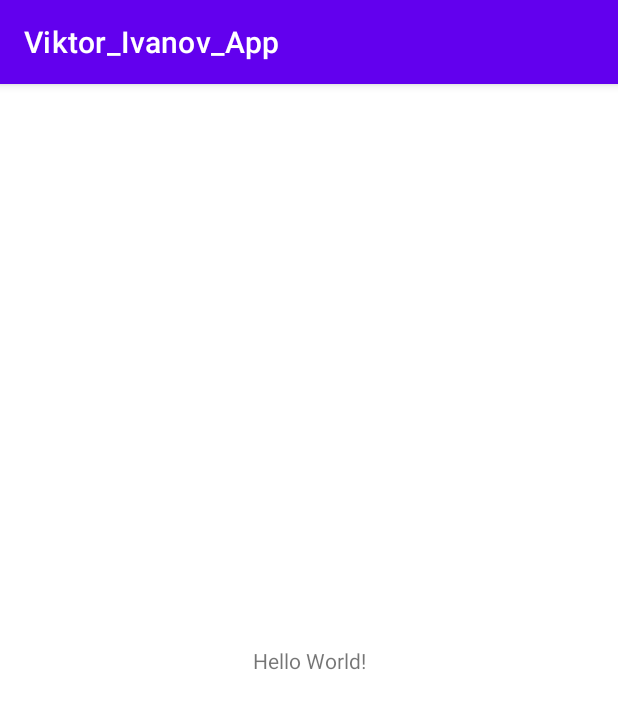
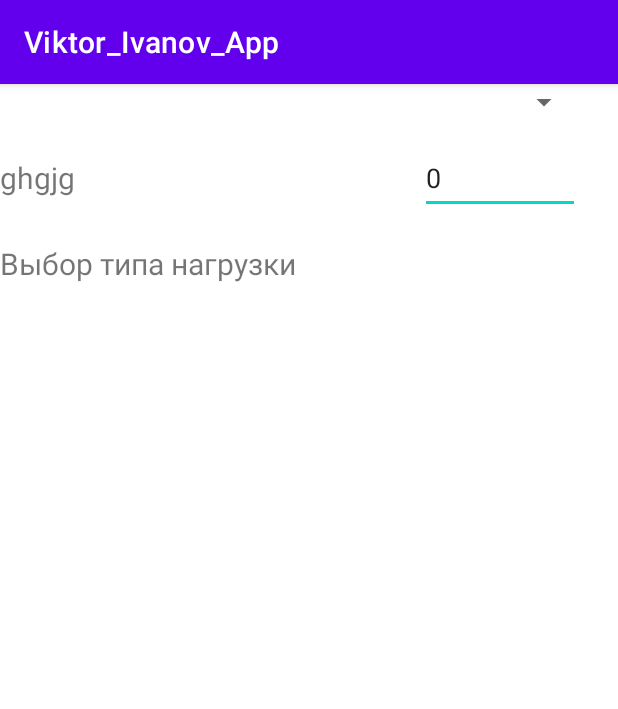
Before and after one commit to Viktorphp84/Viktorphp84_Repository, an Android app: the screen it shows after launch (MainActivity), on a phone screen of 412 x 824 dp. Shown: the top 709 px of the screen. Run offline under Robolectric (Android 15) with nearby library versions, the phone set to English and light mode, and no system bars.

Commit message:
27.11.2021

```diff
--- a/app/build.gradle
+++ b/app/build.gradle
@@ -41,3 +41,10 @@ dependencies {
     androidTestImplementation 'androidx.test.ext:junit:1.1.3'
     androidTestImplementation 'androidx.test.espresso:espresso-core:3.4.0'
 }
+
+android {
+    buildFeatures
+            {
+                viewBinding true
+            }
+}
--- a/app/src/main/java/com/example/viktor_ivanov_app/MainActivity.kt
+++ b/app/src/main/java/com/example/viktor_ivanov_app/MainActivity.kt
@@ -2,10 +2,18 @@ package com.example.viktor_ivanov_app
 
 import androidx.appcompat.app.AppCompatActivity
 import android.os.Bundle
+import com.example.viktor_ivanov_app.databinding.ActivityMainBinding
 
 class MainActivity : AppCompatActivity() {
+    private lateinit var bindingClass:ActivityMainBinding
+
     override fun onCreate(savedInstanceState: Bundle?) {
         super.onCreate(savedInstanceState)
-        setContentView(R.layout.activity_main)
+
+        bindingClass= ActivityMainBinding.inflate(this.layoutInflater)
+        setContentView(bindingClass.root)
+
+        //используем элементы
+        bindingClass.textView.text="ghgjg"
     }
 }
--- a/app/src/main/res/layout/activity_main.xml
+++ b/app/src/main/res/layout/activity_main.xml
@@ -7,12 +7,46 @@
     tools:context=".MainActivity">
 
     <TextView
+        android:id="@+id/textView"
         android:layout_width="wrap_content"
         android:layout_height="wrap_content"
-        android:text="Hello World!"
+        android:text="Количество потребителей"
+        android:textSize="20dp"
         app:layout_constraintBottom_toBottomOf="parent"
-        app:layout_constraintLeft_toLeftOf="parent"
-        app:layout_constraintRight_toRightOf="parent"
-        app:layout_constraintTop_toTopOf="parent" />
+        app:layout_constraintStart_toStartOf="@+id/textView2"
+        app:layout_constraintTop_toTopOf="parent"
+        app:layout_constraintVertical_bias="0.066" />
+
+    <EditText
+        android:id="@+id/editTextTextPersonName"
+        android:layout_width="wrap_content"
+        android:layout_height="wrap_content"
+        android:ems="5"
+        android:inputType="textPersonName"
+        android:minHeight="48dp"
+        android:text="0"
+        app:layout_constraintBottom_toBottomOf="@+id/textView"
+        app:layout_constraintEnd_toEndOf="@+id/spinner"
+        app:layout_constraintTop_toTopOf="@+id/textView" />
+
+    <TextView
+        android:id="@+id/textView2"
+        android:layout_width="wrap_content"
+        android:layout_height="wrap_content"
+        android:layout_margin="30dp"
+        android:text="Выбор типа нагрузки"
+        android:textSize="20dp"
+        app:layout_constraintTop_toBottomOf="@+id/textView"
+        tools:layout_editor_absoluteX="16dp" />
+
+    <Spinner
+        android:id="@+id/spinner"
+        android:layout_width="100dp"
+        android:layout_height="wrap_content"
+        android:layout_margin="25dp"
+        android:layout_marginEnd="4dp"
+        app:layout_constraintEnd_toEndOf="parent"
+        tools:layout_editor_absoluteY="109dp" />
+
 
 </androidx.constraintlayout.widget.ConstraintLayout>
```
